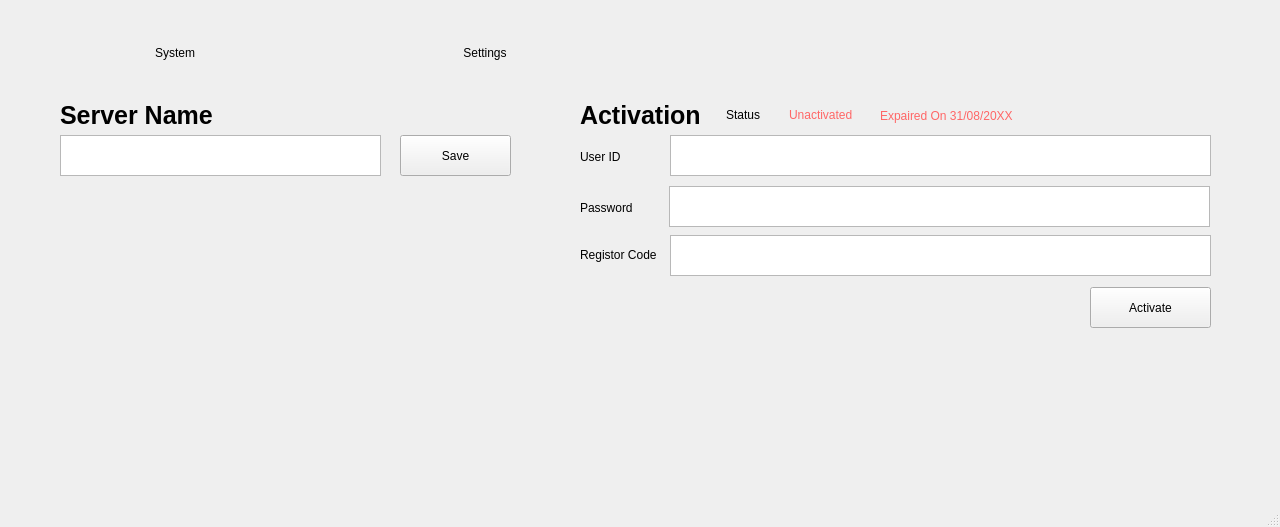
The window that UI/Main_UI.ui (YukiOhira0416/remote_server_tasktray) describes before a commit, drawn with Qt 5.
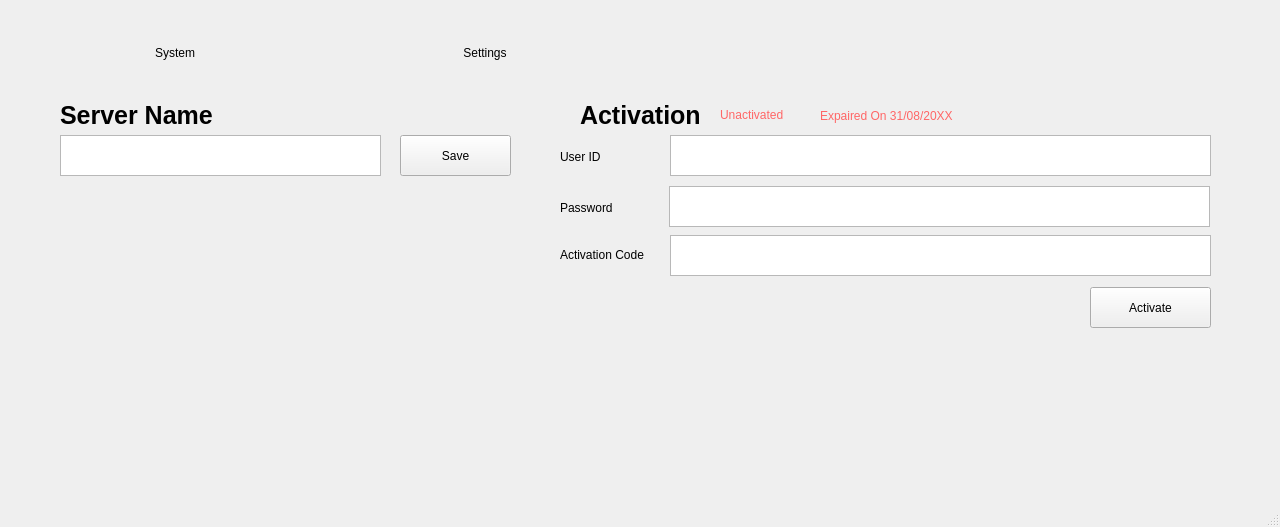
The same window after the commit.

Commit message: UIを修正

```diff
--- a/UI/Main_UI.ui
+++ b/UI/Main_UI.ui
@@ -186,7 +186,7 @@
      <widget class="QLabel" name="label_02">
       <property name="geometry">
        <rect>
-        <x>560</x>
+        <x>540</x>
         <y>61</y>
         <width>80</width>
         <height>41</height>
@@ -199,7 +199,7 @@
      <widget class="QLabel" name="label_03">
       <property name="geometry">
        <rect>
-        <x>560</x>
+        <x>540</x>
         <y>112</y>
         <width>80</width>
         <height>41</height>
@@ -212,14 +212,14 @@
      <widget class="QLabel" name="label_04">
       <property name="geometry">
        <rect>
-        <x>560</x>
+        <x>540</x>
         <y>159</y>
-        <width>80</width>
+        <width>91</width>
         <height>41</height>
        </rect>
       </property>
       <property name="text">
-       <string>Registor Code</string>
+       <string>Activation Code</string>
       </property>
      </widget>
      <widget class="QTextEdit" name="textEdit_2">
@@ -255,23 +255,10 @@
        <string>Activate</string>
       </property>
      </widget>
-     <widget class="QLabel" name="label_05">
-      <property name="geometry">
-       <rect>
-        <x>706</x>
-        <y>24</y>
-        <width>41</width>
-        <height>31</height>
-       </rect>
-      </property>
-      <property name="text">
-       <string>Status</string>
-      </property>
-     </widget>
      <widget class="QLabel" name="label_06">
       <property name="geometry">
        <rect>
-        <x>769</x>
+        <x>700</x>
         <y>29</y>
         <width>71</width>
         <height>21</height>
@@ -284,7 +271,7 @@
      <widget class="QLabel" name="label_07">
       <property name="geometry">
        <rect>
-        <x>860</x>
+        <x>800</x>
         <y>30</y>
         <width>141</width>
         <height>21</height>
```
Left out of the diff: 7 changed lines with no effect on the pictures. The commit also changes 1 other file.
